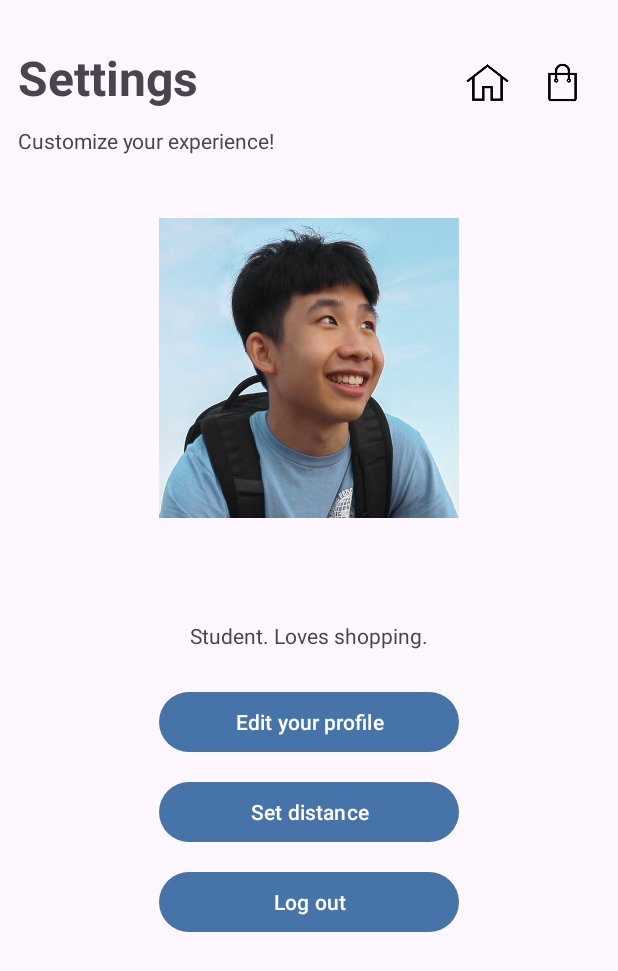
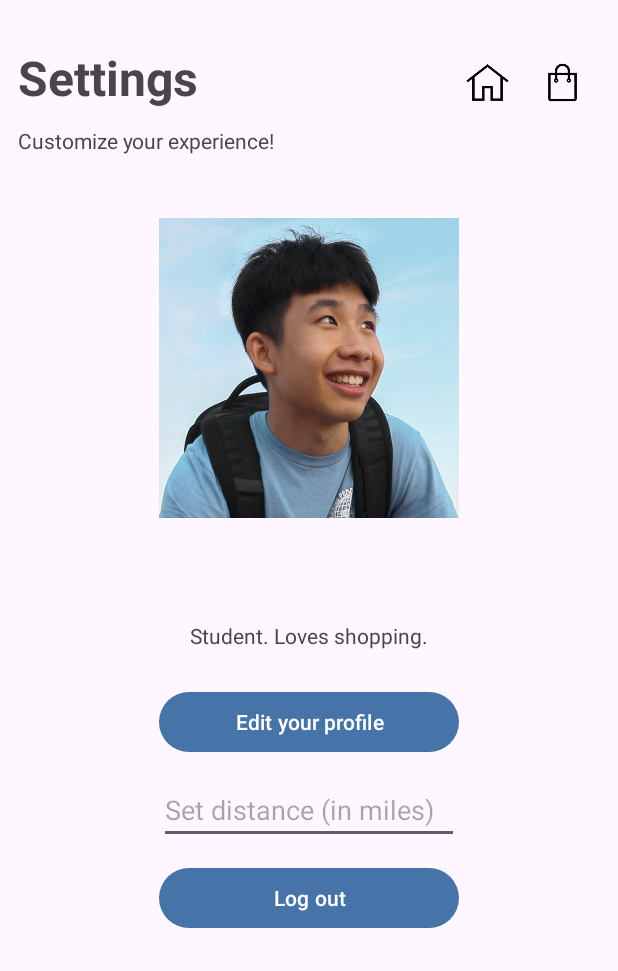
Before and after one commit to tysalaj/Shop-Nonstop-, an Android app: the SettingsPage screen opened directly, with no data from a screen before it, on a phone screen of 412 x 824 dp. Shown: the top 971 px of the screen. Run offline under Robolectric (Android 15) with nearby library versions, the light colour scheme and no system bars; our stand-ins replace Firebase (no records; nobody signed in at launch, a user with empty details on screens opened directly).

Commit message:
commit the edit text distance functionality

```diff
--- a/app/src/main/java/com/cs407/shopnonstoptylersexample/SettingsPage.java
+++ b/app/src/main/java/com/cs407/shopnonstoptylersexample/SettingsPage.java
@@ -7,6 +7,7 @@ import android.os.Bundle;
 import android.util.Log;
 import android.view.View;
 import android.widget.Button;
+import android.widget.EditText;
 import android.widget.ImageView;
 import android.widget.TextView;
 
@@ -26,8 +27,12 @@ public class SettingsPage extends AppCompatActivity {
         auth = FirebaseAuth.getInstance();
         ImageView imageViewUserImage = findViewById(R.id.imageViewUserImage);
         TextView textViewUserName = findViewById(R.id.textViewUserName);
-        Button buttonSetDistance = findViewById(R.id.buttonSetDistance);
         Button buttonLogout = findViewById(R.id.buttonLogout);
+
+        EditText editTextsetDistance = findViewById(R.id.editTextSetDistance);
+
+
+
 
         String email = Objects.requireNonNull(auth.getCurrentUser()).getEmail();
         textViewUserName.setText(email);
@@ -44,10 +49,14 @@ public class SettingsPage extends AppCompatActivity {
         });
 
         homePageIcon.setOnClickListener(new View.OnClickListener(){
+
             @Override
             public void onClick(View view){
                 Intent intent = new Intent(SettingsPage.this, ShopNonStopHomePage.class);
                 startActivity(intent);
+                String distanceValue = editTextsetDistance.getText().toString();
+                SharedPreferences sharedPreferences = getSharedPreferences("com.cs407.shopnonstoptylersexample", MODE_PRIVATE);
+                sharedPreferences.edit().putString("distance", distanceValue).apply();
             }
         });
 
--- a/app/src/main/res/layout/settingspage.xml
+++ b/app/src/main/res/layout/settingspage.xml
@@ -116,19 +116,21 @@
                 android:layout_marginBottom="12dp"
                 android:text="Edit your profile" />
 
-            <Button
-                android:id="@+id/buttonSetDistance"
+            <EditText
+                android:id="@+id/editTextSetDistance"
                 android:layout_width="200dp"
                 android:layout_height="wrap_content"
                 android:layout_below="@id/editProfile"
                 android:layout_marginBottom="12dp"
-                android:text="Set distance" />
+                android:hint="Set distance (in miles)"
+                android:inputType="number"
+                />
 
             <Button
                 android:id="@+id/buttonLogout"
                 android:layout_width="200dp"
                 android:layout_height="wrap_content"
-                android:layout_below="@id/buttonSetDistance"
+                android:layout_below="@id/editTextSetDistance"
                 android:layout_marginBottom="0dp"
                 android:text="Log out" />
         </LinearLayout>
```
Also changed, not shown: app/src/main/java/com/cs407/shopnonstoptylersexample/LocationService.java (+11 -3 lines), app/src/main/java/com/cs407/shopnonstoptylersexample/ShopNonStopHomePage.java (+44 -0 lines).
